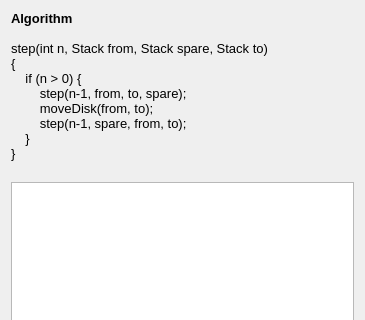
mshroyer/towerofhanoi, file callstackwindow.ui: the form before one commit; both pictures show x 0 to 365 and y 0 to 320 of the 365 by 561 pixel window.
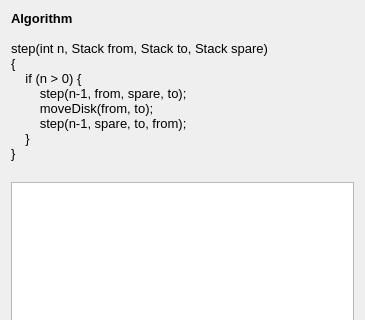
The form after the commit.

Commit message:
Reorder step() stack parameters
Changes the parameter order from

    step(n, from, spare, to)

to

    step(n, from, to, spare)

which should make for easier reading of the call stack.

```diff
--- a/callstackwindow.ui
+++ b/callstackwindow.ui
@@ -23,12 +23,12 @@
 &lt;/style&gt;&lt;/head&gt;&lt;body style=&quot; font-family:'Sans'; font-size:10pt; font-weight:400; font-style:normal;&quot;&gt;
 &lt;p style=&quot; margin-top:0px; margin-bottom:0px; margin-left:0px; margin-right:0px; -qt-block-indent:0; text-indent:0px;&quot;&gt;&lt;span style=&quot; font-weight:600;&quot;&gt;Algorithm&lt;/span&gt;&lt;/p&gt;
 &lt;p style=&quot;-qt-paragraph-type:empty; margin-top:0px; margin-bottom:0px; margin-left:0px; margin-right:0px; -qt-block-indent:0; text-indent:0px;&quot;&gt;&lt;br /&gt;&lt;/p&gt;
-&lt;p style=&quot; margin-top:0px; margin-bottom:0px; margin-left:0px; margin-right:0px; -qt-block-indent:0; text-indent:0px;&quot;&gt;step(int n, Stack from, Stack spare, Stack to)&lt;/p&gt;
+&lt;p style=&quot; margin-top:0px; margin-bottom:0px; margin-left:0px; margin-right:0px; -qt-block-indent:0; text-indent:0px;&quot;&gt;step(int n, Stack from, Stack to, Stack spare)&lt;/p&gt;
 &lt;p style=&quot; margin-top:0px; margin-bottom:0px; margin-left:0px; margin-right:0px; -qt-block-indent:0; text-indent:0px;&quot;&gt;{&lt;/p&gt;
 &lt;p style=&quot; margin-top:0px; margin-bottom:0px; margin-left:0px; margin-right:0px; -qt-block-indent:0; text-indent:0px;&quot;&gt;    if (n &amp;gt; 0) {&lt;/p&gt;
-&lt;p style=&quot; margin-top:0px; margin-bottom:0px; margin-left:0px; margin-right:0px; -qt-block-indent:0; text-indent:0px;&quot;&gt;        step(n-1, from, to, spare);&lt;/p&gt;
+&lt;p style=&quot; margin-top:0px; margin-bottom:0px; margin-left:0px; margin-right:0px; -qt-block-indent:0; text-indent:0px;&quot;&gt;        step(n-1, from, spare, to);&lt;/p&gt;
 &lt;p style=&quot; margin-top:0px; margin-bottom:0px; margin-left:0px; margin-right:0px; -qt-block-indent:0; text-indent:0px;&quot;&gt;        moveDisk(from, to);&lt;/p&gt;
-&lt;p style=&quot; margin-top:0px; margin-bottom:0px; margin-left:0px; margin-right:0px; -qt-block-indent:0; text-indent:0px;&quot;&gt;        step(n-1, spare, from, to);&lt;/p&gt;
+&lt;p style=&quot; margin-top:0px; margin-bottom:0px; margin-left:0px; margin-right:0px; -qt-block-indent:0; text-indent:0px;&quot;&gt;        step(n-1, spare, to, from);&lt;/p&gt;
 &lt;p style=&quot; margin-top:0px; margin-bottom:0px; margin-left:0px; margin-right:0px; -qt-block-indent:0; text-indent:0px;&quot;&gt;    }&lt;/p&gt;
 &lt;p style=&quot; margin-top:0px; margin-bottom:0px; margin-left:0px; margin-right:0px; -qt-block-indent:0; text-indent:0px;&quot;&gt;}&lt;/p&gt;
 &lt;p style=&quot;-qt-paragraph-type:empty; margin-top:0px; margin-bottom:0px; margin-left:0px; margin-right:0px; -qt-block-indent:0; text-indent:0px;&quot;&gt;&lt;br /&gt;&lt;/p&gt;&lt;/body&gt;&lt;/html&gt;</string>
```
The commit also changes 5 other files.
